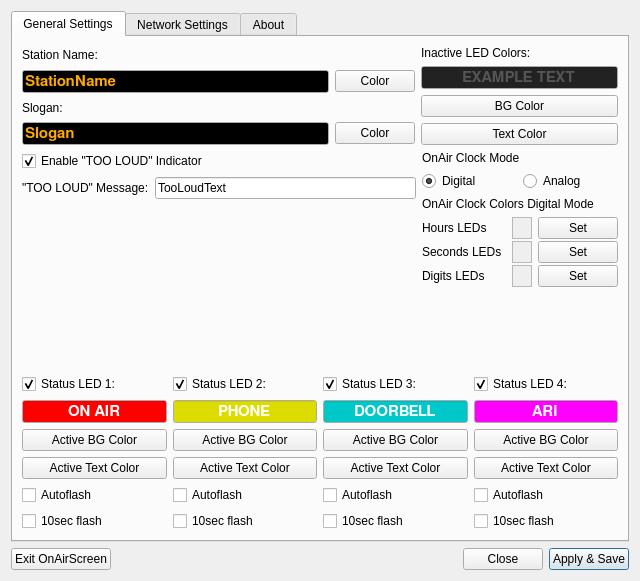
Qt form settings.ui (saschaludwig/OnAirScreen) before a commit.
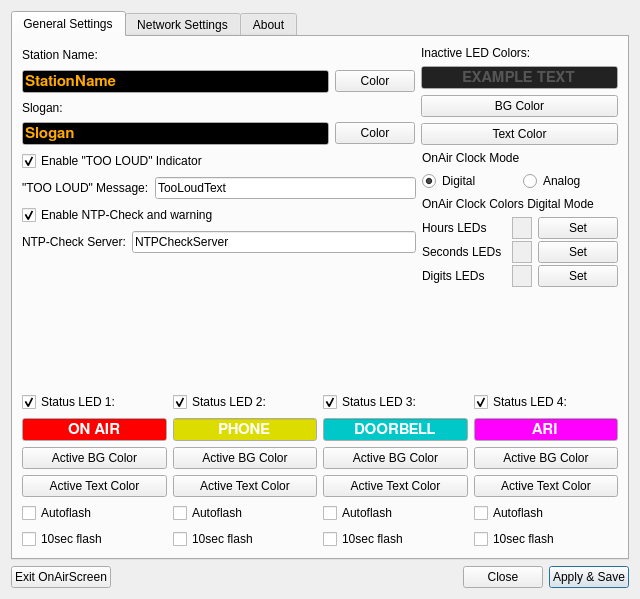
The same form after that commit. Icons and pictures are not drawn.

Commit message: added NTP check functionality

Patch:
```diff
--- a/settings.ui
+++ b/settings.ui
@@ -7,7 +7,7 @@
     <x>0</x>
     <y>0</y>
     <width>640</width>
-    <height>581</height>
+    <height>599</height>
    </rect>
   </property>
   <property name="minimumSize">
@@ -492,6 +492,34 @@
              </item>
             </layout>
            </item>
+           <item>
+            <widget class="QCheckBox" name="checkBox_NTPCheck">
+             <property name="text">
+              <string>Enable NTP-Check and warning</string>
+             </property>
+             <property name="checked">
+              <bool>true</bool>
+             </property>
+            </widget>
+           </item>
+           <item>
+            <layout class="QHBoxLayout" name="horizontalLayout_12">
+             <item>
+              <widget class="QLabel" name="label_16">
+               <property name="text">
+                <string>NTP-Check Server:</string>
+               </property>
+              </widget>
+             </item>
+             <item>
+              <widget class="QLineEdit" name="NTPCheckServer">
+               <property name="text">
+                <string>NTPCheckServer</string>
+               </property>
+              </widget>
+             </item>
+            </layout>
+           </item>
            <item>
             <spacer name="verticalSpacer_4">
              <property name="orientation">
```
Left out of the diff: 240 changed lines with no effect on the pictures. The commit also changes 2 other files.
